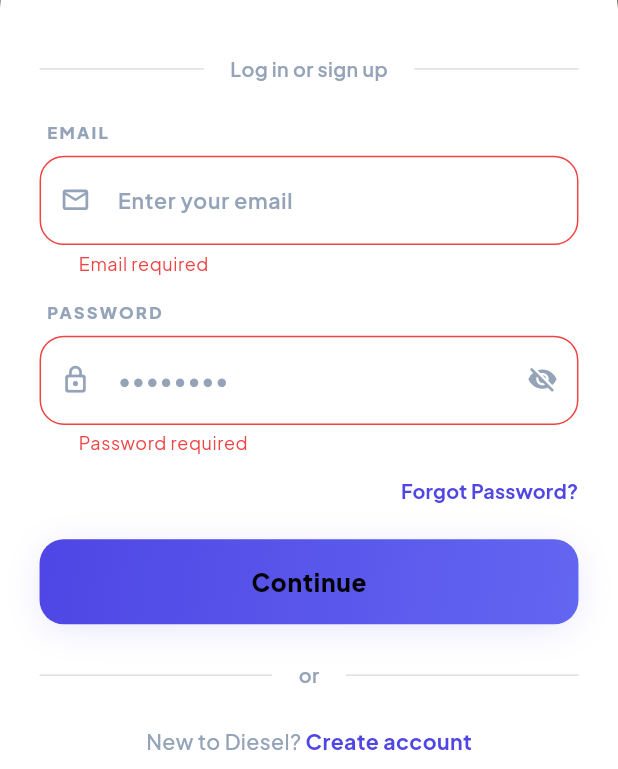
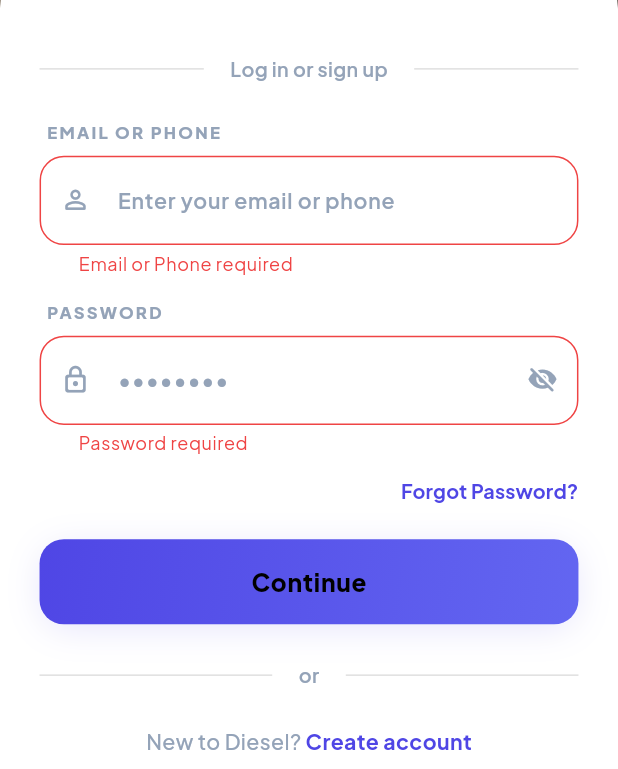
Before and after one commit to Hashim-28/Grocery_user, a Flutter app: the screen it shows after launch, scrolled down 82 dp, after a tap on "Continue", on a phone screen of 412 x 824 dp, the part 467-1236 px from its top. Run offline on Flutter 3.47's test engine with Material 3 defaults, Android fonts, the phone set to English and light mode, and no system bars; our stand-ins replace cached_network_image, flutter_local_notifications, flutter_screenutil, geocoding, geolocator, google_fonts and 5 more; missing offline and left inert: cloudinary_public, flutter_constraintlayout; accounts and stored records are empty.

Commit message:
updated files

```diff
--- a/lib/screens/auth/login_screen.dart
+++ b/lib/screens/auth/login_screen.dart
@@ -39,8 +39,54 @@ class _LoginScreenState extends State<LoginScreen> {
 
     try {
       final supabase = Supabase.instance.client;
+      String identifier = _emailCtrl.text.trim();
+      String? email;
+
+      // Check if the input is a phone number (only digits, potentially with a + prefix)
+      final phoneRegex = RegExp(r'^\+?[0-9]+$');
+      if (phoneRegex.hasMatch(identifier) && !identifier.contains('@')) {
+        // Strip non-digits for database lookup
+        final numericPhone = identifier.replaceAll(RegExp(r'[^0-9]'), '');
+
+        // Try to find the email by checking multiple variations
+        final List<dynamic> searchTerms = [];
+        searchTerms.add(numericPhone);
+
+        final pInt = int.tryParse(numericPhone);
+        if (pInt != null) searchTerms.add(pInt);
+
+        // If it starts with 0 (e.g. 0300...), try without 0
+        if (numericPhone.startsWith('0')) {
+          final stripped = numericPhone.substring(1);
+          searchTerms.add(stripped);
+          final sInt = int.tryParse(stripped);
+          if (sInt != null) searchTerms.add(sInt);
+        }
+
+        // If it starts with 92 (e.g. 92300...), try without 92
+        if (numericPhone.startsWith('92')) {
+          final stripped = numericPhone.substring(2);
+          searchTerms.add(stripped);
+          final sInt = int.tryParse(stripped);
+          if (sInt != null) searchTerms.add(sInt);
+        }
+
+        final profilesData = await supabase
+            .from('profiles')
+            .select('email')
+            .filter('phone', 'in', '(${searchTerms.join(',')})')
+            .limit(1);
+
+        if (profilesData.isNotEmpty && profilesData[0]['email'] != null) {
+          email = profilesData[0]['email'];
+        }
+      }
+
+      // Fallback to the entered identifier if it wasn't a valid phone or no email found
+      email ??= identifier;
+
       final response = await supabase.auth.signInWithPassword(
-        email: _emailCtrl.text.trim(),
+        email: email,
         password: _passCtrl.text.trim(),
       );
 
@@ -84,13 +130,13 @@ class _LoginScreenState extends State<LoginScreen> {
   String _friendlyAuthMessage(String message) {
     final lower = message.toLowerCase();
     if (lower.contains('invalid login credentials') || lower.contains('invalid_credentials')) {
-      return 'Invalid email or password. Please try again.';
+      return 'Invalid credentials. Please check your email/phone and password.';
     }
     if (lower.contains('email not confirmed')) {
       return 'Please verify your email before logging in.';
     }
     if (lower.contains('user not found')) {
-      return 'No account found with this email.';
+      return 'No account found with this email or phone number.';
     }
     if (lower.contains('too many requests') || lower.contains('rate limit')) {
       return 'Too many attempts. Please try again later.';
@@ -254,12 +300,12 @@ class _LoginScreenState extends State<LoginScreen> {
 
                         AppTextField(
                           controller: _emailCtrl,
-                          label: 'EMAIL',
-                          hint: 'Enter your email',
-                          prefixIcon: Icons.email_outlined,
+                          label: 'EMAIL OR PHONE',
+                          hint: 'Enter your email or phone',
+                          prefixIcon: Icons.person_outline_rounded,
                           keyboardType: TextInputType.emailAddress,
                           validator: (v) {
-                            if (v == null || v.isEmpty) return 'Email required';
+                            if (v == null || v.isEmpty) return 'Email or Phone required';
                             return null;
                           },
                         ),
```
Also changed, not shown: lib/screens/auth/forgot_password_screen.dart (+54 -10 lines), lib/screens/auth/signup_screen.dart (+38 -1 lines).
